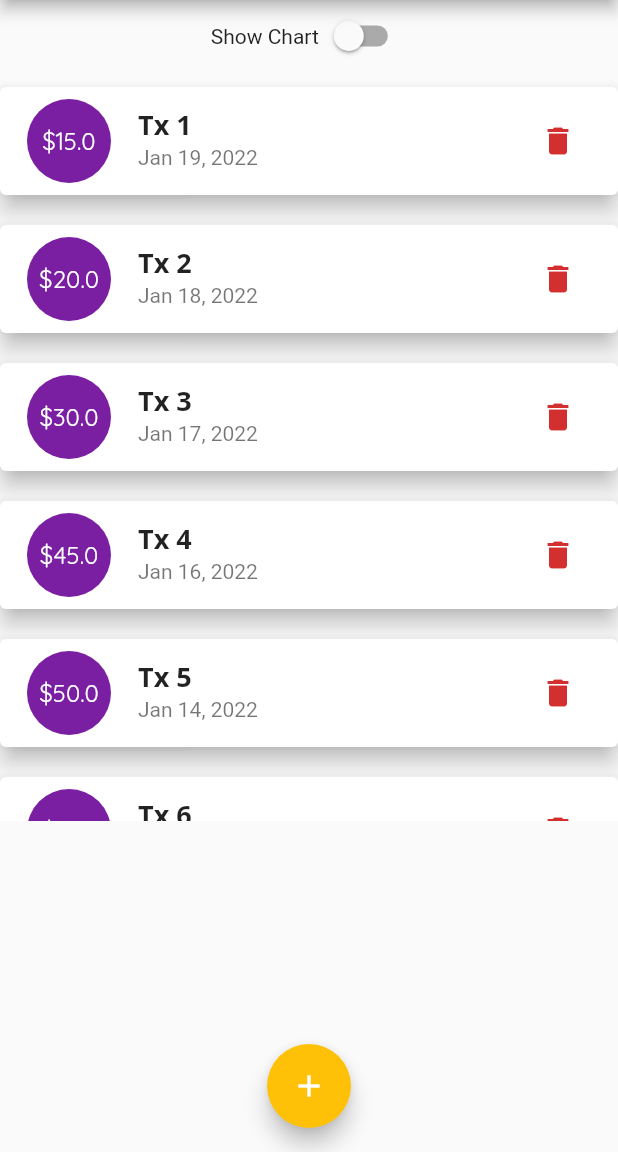
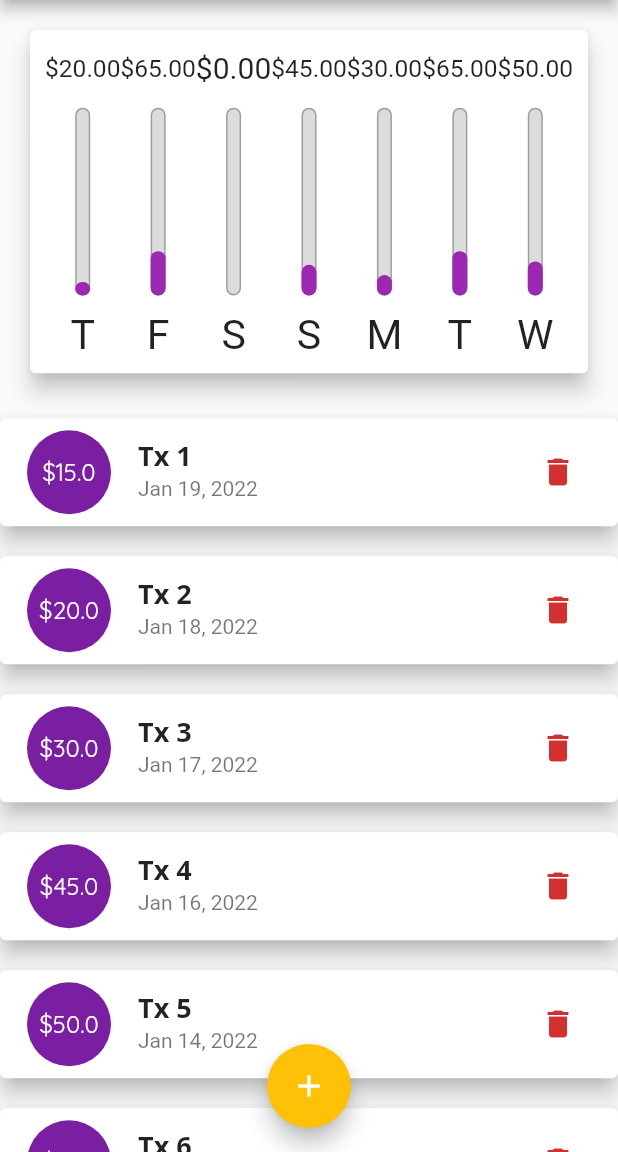
Before and after one commit to kheldar666/flutter-course, a Flutter app: the screen it shows after launch, on a phone screen of 412 x 824 dp, the part 84-1236 px from its top. Run offline on Flutter 3.47's test engine with Material 2 defaults, Android fonts, the light colour scheme and no system bars; our stand-ins replace animated_text_kit, audioplayers, cloud_firestore, firebase_auth, firebase_core, flutter_dotenv and 4 more; accounts and stored records are empty.

Commit message:
Fixing sizing of all widgets size and appearance in Landscape and Portrait mode

```diff
--- a/Expense Planner/expense_planner/lib/main.dart
+++ b/Expense Planner/expense_planner/lib/main.dart
@@ -148,6 +148,8 @@ class _MyHomePageState extends State<MyHomePage> {
 
   @override
   Widget build(BuildContext context) {
+    final _isLandscape =
+        MediaQuery.of(context).orientation == Orientation.landscape;
     final _appBar = AppBar(
       title: const Text(
         'Expense Planner',
@@ -164,35 +166,43 @@ class _MyHomePageState extends State<MyHomePage> {
         MediaQuery.of(context).padding.top - // Status Bar at the top
         _appBar.preferredSize.height;
 
+    final _txChart = TransactionChart(
+      recentTransaction,
+      height: _isLandscape ? _availableSize * 0.85 : _availableSize * 0.35,
+    );
+
+    final _txList = TransactionList(
+      _userTransactions,
+      _deleteTransaction,
+      height: _isLandscape ? _availableSize * 0.85 : _availableSize * 0.65,
+    );
+
+    final _txDspSwitch = Row(
+      mainAxisAlignment: MainAxisAlignment.center,
+      children: [
+        const Text('Show Chart'),
+        SizedBox(
+          height: _availableSize * 0.15,
+          child: Switch(
+              value: _showChart,
+              onChanged: (value) {
+                setState(() {
+                  _showChart = value;
+                });
+              }),
+        ),
+      ],
+    );
+
     return Scaffold(
       appBar: _appBar,
       body: SingleChildScrollView(
         child: Column(
           crossAxisAlignment: CrossAxisAlignment.stretch,
           children: [
-            Row(
-              mainAxisAlignment: MainAxisAlignment.center,
-              children: [
-                const Text('Show Chart'),
-                Switch(
-                    value: _showChart,
-                    onChanged: (value) {
-                      setState(() {
-                        _showChart = value;
-                      });
-                    }),
-              ],
-            ),
-            _showChart
-                ? TransactionChart(
-                    recentTransaction,
-                    height: _availableSize * 0.35,
-                  )
-                : TransactionList(
-                    _userTransactions,
-                    _deleteTransaction,
-                    height: _availableSize * 0.65,
-                  ),
+            if (_isLandscape) _txDspSwitch,
+            if (_isLandscape) _showChart ? _txChart : _txList,
+            if (!_isLandscape) ...[_txChart, _txList],
           ],
         ),
       ),
--- a/Expense Planner/expense_planner/lib/widgets/transaction_list.dart
+++ b/Expense Planner/expense_planner/lib/widgets/transaction_list.dart
@@ -49,7 +49,9 @@ class TransactionList extends StatelessWidget {
               },
               itemCount: transactions.length,
             )
-          : Column(
+          : LayoutBuilder(
+              builder: (context, constraints) {
+                return Column(
                   children: [
                     Text(
                       'No transaction added yet !',
@@ -59,13 +61,15 @@ class TransactionList extends StatelessWidget {
                       height: 20,
                     ),
                     SizedBox(
-                  height: 200,
+                      height: constraints.maxHeight * 0.6,
                       child: Image.asset(
                         'assets/images/waiting.png',
                         fit: BoxFit.cover,
                       ),
                     ),
                   ],
+                );
+              },
             ),
     );
   }
```
Lines whose indentation alone changed are shown as unchanged.
